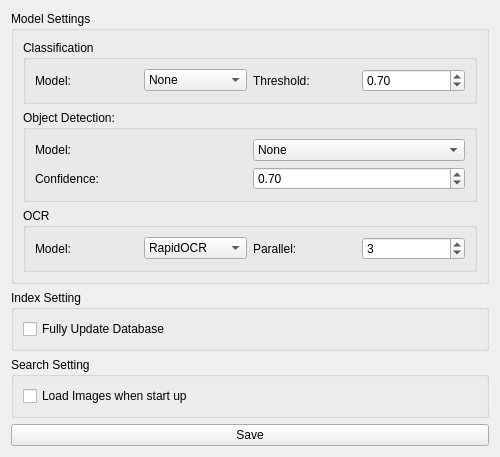
Qt form src/SettingsWindow.ui (HighDoping/PicFinder) before a commit.
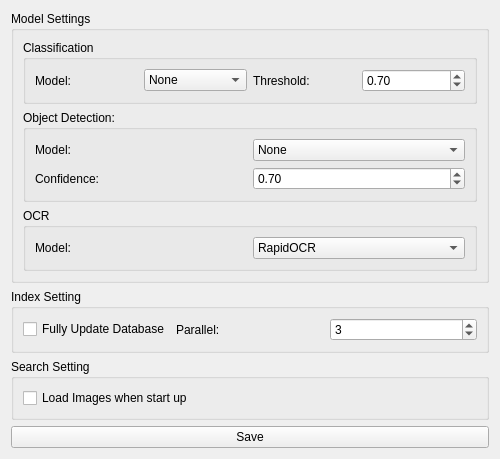
The same form after that commit. Icons and pictures are not drawn.

```diff
--- a/src/SettingsWindow.ui
+++ b/src/SettingsWindow.ui
@@ -163,26 +163,6 @@
              </item>
             </widget>
            </item>
-           <item>
-            <widget class="QLabel" name="label_6">
-             <property name="text">
-              <string>Parallel:</string>
-             </property>
-            </widget>
-           </item>
-           <item>
-            <widget class="QSpinBox" name="spinBox_parallel">
-             <property name="minimum">
-              <number>1</number>
-             </property>
-             <property name="maximum">
-              <number>256</number>
-             </property>
-             <property name="value">
-              <number>3</number>
-             </property>
-            </widget>
-           </item>
           </layout>
          </item>
         </layout>
@@ -206,6 +186,26 @@
           </property>
          </widget>
         </item>
+        <item>
+         <widget class="QLabel" name="label_6">
+          <property name="text">
+           <string>Parallel:</string>
+          </property>
+         </widget>
+        </item>
+        <item>
+         <widget class="QSpinBox" name="spinBox_parallel">
+          <property name="minimum">
+           <number>1</number>
+          </property>
+          <property name="maximum">
+           <number>256</number>
+          </property>
+          <property name="value">
+           <number>3</number>
+          </property>
+         </widget>
+        </item>
        </layout>
       </item>
      </layout>
```
